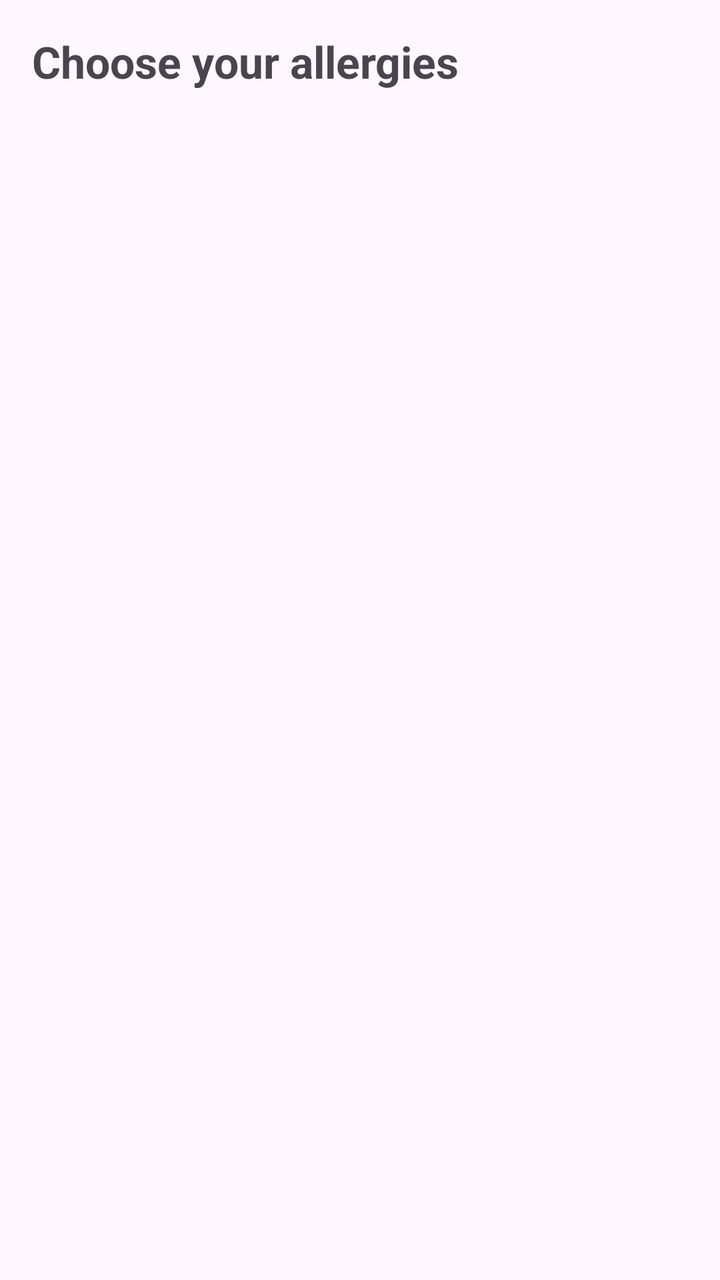
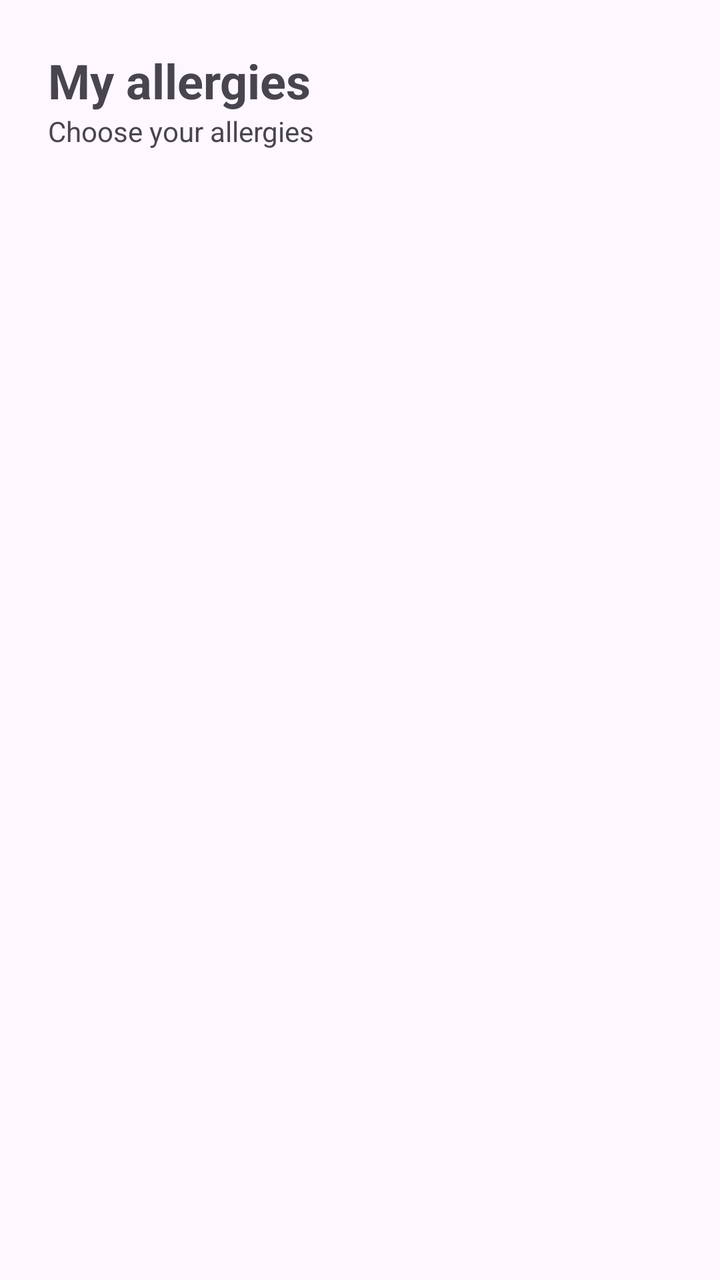

Compare the two renders of this Android layout. The source of the first and the diff that turns it into the second are given below.
<!-- AndroidManifest.xml: application theme Theme.Allergy -->
<!-- res/layout/activity_allergies.xml -->
<?xml version="1.0" encoding="utf-8"?>
<androidx.constraintlayout.widget.ConstraintLayout
    xmlns:android="http://schemas.android.com/apk/res/android"
    xmlns:app="http://schemas.android.com/apk/res-auto"
    android:layout_width="match_parent"
    android:layout_height="match_parent"
    android:padding="16dp">

    <TextView
        android:id="@+id/tvAllergiesTitle"
        android:layout_width="wrap_content"
        android:layout_height="wrap_content"
        android:text="@string/allergy_choice"
        android:textSize="22sp"
        android:textStyle="bold"
        app:layout_constraintTop_toTopOf="parent"
        app:layout_constraintStart_toStartOf="parent" />

    <androidx.recyclerview.widget.RecyclerView
        android:id="@+id/recyclerViewAllergies"
        android:layout_width="0dp"
        android:layout_height="0dp"
        android:layout_marginTop="16dp"
        app:layout_constraintTop_toBottomOf="@+id/tvAllergiesTitle"
        app:layout_constraintBottom_toBottomOf="parent"
        app:layout_constraintStart_toStartOf="parent"
        app:layout_constraintEnd_toEndOf="parent" />

</androidx.constraintlayout.widget.ConstraintLayout>
<!-- resources referenced by this layout -->
<resources>
  <string name="allergy_choice">Choose your allergies</string>
  <style name="Theme.Allergy" parent="Base.Theme.Allergy" />
  <style name="Base.Theme.Allergy" parent="Theme.Material3.DayNight.NoActionBar">
          
          
      </style>
</resources>

<!-- the commit's change to res/layout/activity_allergies.xml (unified diff, before → after) -->
@@ -1,29 +1,40 @@
 <?xml version="1.0" encoding="utf-8"?>
-<androidx.constraintlayout.widget.ConstraintLayout
-    xmlns:android="http://schemas.android.com/apk/res/android"
+<androidx.constraintlayout.widget.ConstraintLayout xmlns:android="http://schemas.android.com/apk/res/android"
     xmlns:app="http://schemas.android.com/apk/res-auto"
+    xmlns:tools="http://schemas.android.com/tools"
     android:layout_width="match_parent"
     android:layout_height="match_parent"
     android:padding="16dp">
 
     <TextView
+        android:layout_width="wrap_content"
+        android:layout_height="wrap_content"
+        android:layout_marginStart="8dp"
+        android:layout_marginTop="8dp"
+        android:text="@string/my_allergies"
+        android:textSize="24sp"
+        android:textStyle="bold"
+        app:layout_constraintStart_toStartOf="parent"
+        app:layout_constraintTop_toTopOf="parent" />
+
+    <TextView
         android:id="@+id/tvAllergiesTitle"
         android:layout_width="wrap_content"
         android:layout_height="wrap_content"
+        android:layout_marginStart="8dp"
+        android:layout_marginTop="40dp"
         android:text="@string/allergy_choice"
-        android:textSize="22sp"
-        android:textStyle="bold"
-        app:layout_constraintTop_toTopOf="parent"
-        app:layout_constraintStart_toStartOf="parent" />
+        android:textSize="14sp"
+        app:layout_constraintStart_toStartOf="parent"
+        app:layout_constraintTop_toTopOf="parent" />
 
     <androidx.recyclerview.widget.RecyclerView
         android:id="@+id/recyclerViewAllergies"
-        android:layout_width="0dp"
-        android:layout_height="0dp"
-        android:layout_marginTop="16dp"
-        app:layout_constraintTop_toBottomOf="@+id/tvAllergiesTitle"
-        app:layout_constraintBottom_toBottomOf="parent"
-        app:layout_constraintStart_toStartOf="parent"
-        app:layout_constraintEnd_toEndOf="parent" />
+        android:layout_width="match_parent"
+        android:layout_height="match_parent"
+        android:layout_marginTop="64dp"
+        app:layout_constraintEnd_toEndOf="parent"
+        app:layout_constraintHorizontal_bias="1.0"
+        app:layout_constraintStart_toStartOf="parent"/>
 
 </androidx.constraintlayout.widget.ConstraintLayout>
<!-- resource entries referenced after the edit -->
@@ -1,6 +1,7 @@
 <!-- resources referenced by this layout -->
 <resources>
   <string name="allergy_choice">Choose your allergies</string>
+  <string name="my_allergies">My allergies</string>
   <style name="Theme.Allergy" parent="Base.Theme.Allergy" />
   <style name="Base.Theme.Allergy" parent="Theme.Material3.DayNight.NoActionBar">
           
